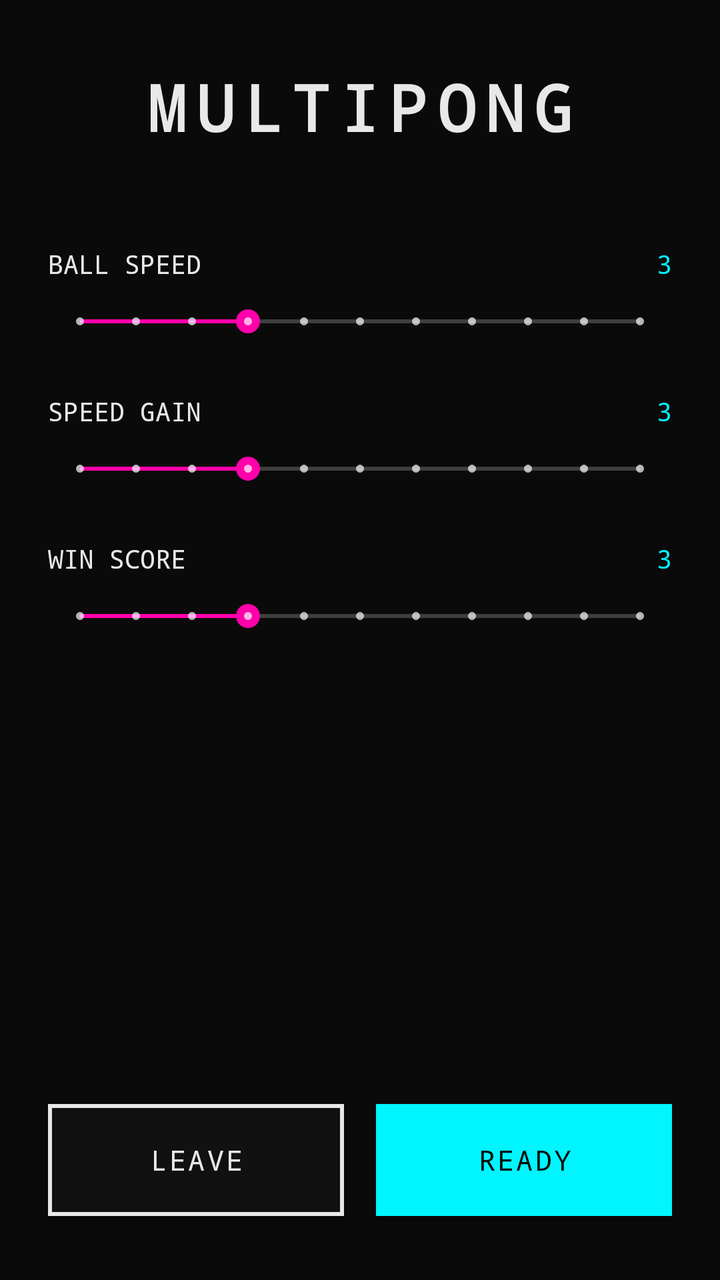
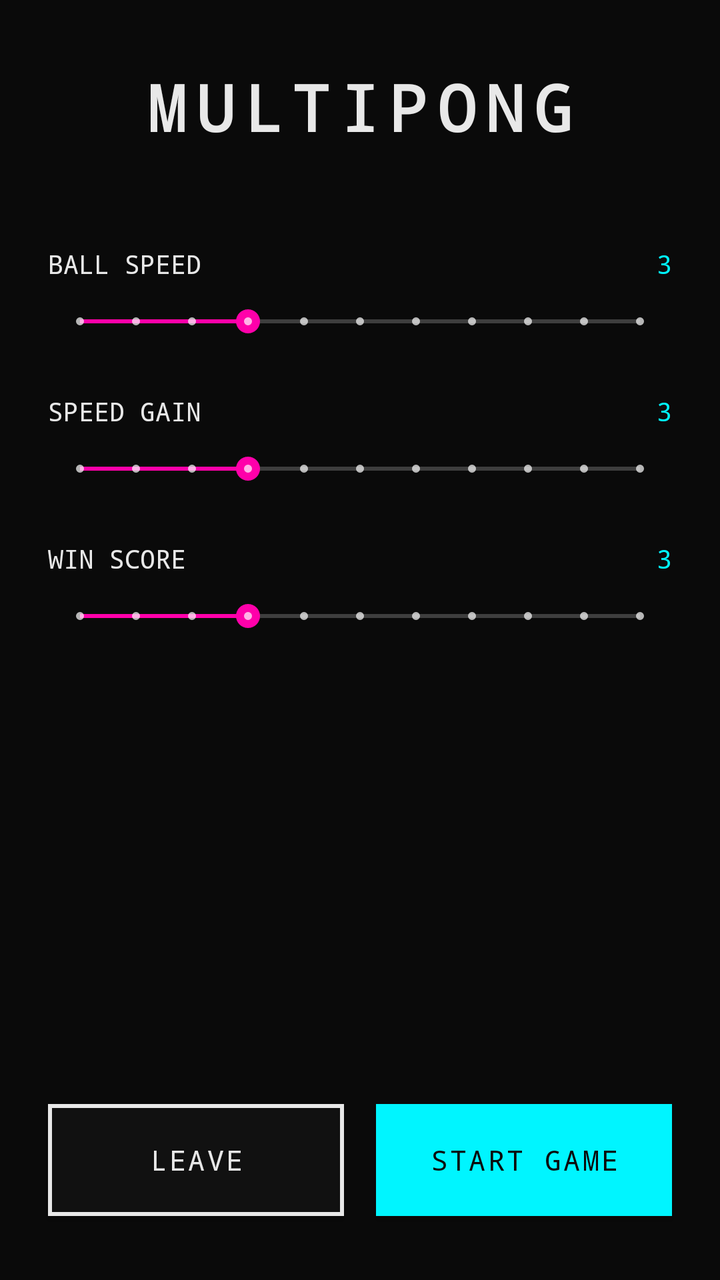

Before-and-after screenshots of an Android layout around one commit, followed by the original layout XML and the change that was made.
<!-- AndroidManifest.xml: application theme AppTheme -->
<!-- res/layout/client_lobby.xml -->
<?xml version="1.0" encoding="utf-8"?>
<androidx.constraintlayout.widget.ConstraintLayout
    xmlns:android="http://schemas.android.com/apk/res/android"
    xmlns:app="http://schemas.android.com/apk/res-auto"
    android:layout_width="match_parent"
    android:layout_height="match_parent"
    android:background="@color/bg_black">

    <TextView
        android:id="@+id/Lobby_Textview_Title"
        android:layout_width="wrap_content"
        android:layout_height="wrap_content"
        android:layout_marginTop="32dp"
        android:fontFamily="monospace"
        android:letterSpacing="0.15"
        android:text="@string/lobby_title"
        android:textColor="@color/pixel_white"
        android:textSize="32sp"
        android:textStyle="bold"
        app:layout_constraintEnd_toEndOf="parent"
        app:layout_constraintStart_toStartOf="parent"
        app:layout_constraintTop_toTopOf="parent" />

    

    <TextView
        android:id="@+id/Lobby_TextView_StartVelocity"
        android:layout_width="wrap_content"
        android:layout_height="wrap_content"
        android:layout_marginStart="24dp"
        android:layout_marginTop="48dp"
        android:text="@string/label_ball_speed"
        android:textColor="@color/pixel_white"
        android:textSize="13sp"
        app:layout_constraintStart_toStartOf="parent"
        app:layout_constraintTop_toBottomOf="@+id/Lobby_Textview_Title" />

    <TextView
        android:id="@+id/Lobby_TV_SpeedVal"
        android:layout_width="wrap_content"
        android:layout_height="wrap_content"
        android:layout_marginEnd="24dp"
        android:text="3"
        android:textColor="@color/neon_cyan"
        android:textSize="13sp"
        app:layout_constraintEnd_toEndOf="parent"
        app:layout_constraintTop_toTopOf="@+id/Lobby_TextView_StartVelocity" />

    <SeekBar
        android:id="@+id/Lobby_SeekBar_StartVelocity"
        style="@style/Widget.AppCompat.SeekBar.Discrete"
        android:layout_width="0dp"
        android:layout_height="32dp"
        android:layout_marginStart="24dp"
        android:layout_marginTop="4dp"
        android:layout_marginEnd="24dp"
        android:max="10"
        android:progress="3"
        app:layout_constraintEnd_toEndOf="parent"
        app:layout_constraintStart_toStartOf="parent"
        app:layout_constraintTop_toBottomOf="@+id/Lobby_TextView_StartVelocity" />

    <TextView
        android:id="@+id/lobby_TextView_VelocityGain"
        android:layout_width="wrap_content"
        android:layout_height="wrap_content"
        android:layout_marginStart="24dp"
        android:layout_marginTop="20dp"
        android:text="@string/label_speed_gain"
        android:textColor="@color/pixel_white"
        android:textSize="13sp"
        app:layout_constraintStart_toStartOf="parent"
        app:layout_constraintTop_toBottomOf="@+id/Lobby_SeekBar_StartVelocity" />

    <TextView
        android:id="@+id/Lobby_TV_GainVal"
        android:layout_width="wrap_content"
        android:layout_height="wrap_content"
        android:layout_marginEnd="24dp"
        android:text="3"
        android:textColor="@color/neon_cyan"
        android:textSize="13sp"
        app:layout_constraintEnd_toEndOf="parent"
        app:layout_constraintTop_toTopOf="@+id/lobby_TextView_VelocityGain" />

    <SeekBar
        android:id="@+id/Lobby_SeekBar_VelocityGain"
        style="@style/Widget.AppCompat.SeekBar.Discrete"
        android:layout_width="0dp"
        android:layout_height="32dp"
        android:layout_marginStart="24dp"
        android:layout_marginTop="4dp"
        android:layout_marginEnd="24dp"
        android:max="10"
        android:progress="3"
        app:layout_constraintEnd_toEndOf="parent"
        app:layout_constraintStart_toStartOf="parent"
        app:layout_constraintTop_toBottomOf="@+id/lobby_TextView_VelocityGain" />

    <TextView
        android:id="@+id/lobby_TextView_EndPoints"
        android:layout_width="wrap_content"
        android:layout_height="wrap_content"
        android:layout_marginStart="24dp"
        android:layout_marginTop="20dp"
        android:text="@string/label_win_score"
        android:textColor="@color/pixel_white"
        android:textSize="13sp"
        app:layout_constraintStart_toStartOf="parent"
        app:layout_constraintTop_toBottomOf="@+id/Lobby_SeekBar_VelocityGain" />

    <TextView
        android:id="@+id/Lobby_TV_PointsVal"
        android:layout_width="wrap_content"
        android:layout_height="wrap_content"
        android:layout_marginEnd="24dp"
        android:text="3"
        android:textColor="@color/neon_cyan"
        android:textSize="13sp"
        app:layout_constraintEnd_toEndOf="parent"
        app:layout_constraintTop_toTopOf="@+id/lobby_TextView_EndPoints" />

    <SeekBar
        android:id="@+id/Lobby_SeekBar_EndPoints"
        style="@style/Widget.AppCompat.SeekBar.Discrete"
        android:layout_width="0dp"
        android:layout_height="32dp"
        android:layout_marginStart="24dp"
        android:layout_marginTop="4dp"
        android:layout_marginEnd="24dp"
        android:max="10"
        android:progress="3"
        app:layout_constraintEnd_toEndOf="parent"
        app:layout_constraintStart_toStartOf="parent"
        app:layout_constraintTop_toBottomOf="@+id/lobby_TextView_EndPoints" />

    

    <Button
        android:id="@+id/Lobby_BTN_Disonnect"
        android:layout_width="0dp"
        android:layout_height="56dp"
        android:layout_marginStart="24dp"
        android:layout_marginEnd="8dp"
        android:layout_marginBottom="32dp"
        android:text="@string/btn_leave"
        app:layout_constraintBottom_toBottomOf="parent"
        app:layout_constraintEnd_toStartOf="@+id/Lobby_Switch_Ready"
        app:layout_constraintStart_toStartOf="parent" />

    <Button
        android:id="@+id/Lobby_Switch_Ready"
        android:layout_width="0dp"
        android:layout_height="56dp"
        android:layout_marginStart="8dp"
        android:layout_marginEnd="24dp"
        android:layout_marginBottom="32dp"
        android:text="@string/btn_ready"
        android:textColor="@color/bg_black"
        android:backgroundTint="@color/neon_cyan"
        app:layout_constraintBottom_toBottomOf="parent"
        app:layout_constraintEnd_toEndOf="parent"
        app:layout_constraintStart_toEndOf="@+id/Lobby_BTN_Disonnect" />

</androidx.constraintlayout.widget.ConstraintLayout>
<!-- resources referenced by this layout -->
<resources>
  <color name="bg_black">#0A0A0A</color>
  <color name="neon_cyan">#00F5FF</color>
  <color name="pixel_white">#E8E8E8</color>
  <string name="btn_leave">LEAVE</string>
  <string name="btn_ready">READY</string>
  <string name="label_ball_speed">BALL SPEED</string>
  <string name="label_speed_gain">SPEED GAIN</string>
  <string name="label_win_score">WIN SCORE</string>
  <string name="lobby_title">MULTIPONG</string>
  <style name="AppTheme" parent="Theme.AppCompat.NoActionBar">
          <item name="colorPrimary">@color/neon_cyan</item>
          <item name="colorPrimaryDark">@color/bg_black</item>
          <item name="colorAccent">@color/neon_magenta</item>
          <item name="android:windowBackground">@color/bg_black</item>
          <item name="android:textColor">@color/pixel_white</item>
          <item name="android:fontFamily">monospace</item>
          <item name="buttonStyle">@style/RetroButton</item>
      </style>
  <color name="neon_magenta">#FF00AA</color>
  <style name="RetroButton" parent="Widget.AppCompat.Button">
          <item name="android:fontFamily">monospace</item>
          <item name="android:textColor">@color/pixel_white</item>
          <item name="android:textAllCaps">true</item>
          <item name="android:letterSpacing">0.08</item>
          <item name="android:background">@drawable/btn_retro</item>
          <item name="android:paddingStart">20dp</item>
          <item name="android:paddingEnd">20dp</item>
          <item name="android:paddingTop">12dp</item>
          <item name="android:paddingBottom">12dp</item>
      </style>
  <!-- drawable btn_retro (drawable) -->
  <?xml version="1.0" encoding="utf-8"?>
  <selector xmlns:android="http://schemas.android.com/apk/res/android">
  
      
      <item android:state_pressed="true">
          <shape>
              <solid android:color="#00F5FF" />
          </shape>
      </item>
  
      
      <item android:state_focused="true">
          <shape>
              <solid android:color="#111111" />
              <stroke android:width="2dp" android:color="#00F5FF" />
          </shape>
      </item>
  
      
      <item>
          <shape>
              <solid android:color="#111111" />
              <stroke android:width="2dp" android:color="#E8E8E8" />
          </shape>
      </item>
  
  </selector>
</resources>

<!-- the commit's change to res/layout/client_lobby.xml (unified diff, before → after) -->
@@ -155,7 +155,7 @@
         android:layout_marginStart="8dp"
         android:layout_marginEnd="24dp"
         android:layout_marginBottom="32dp"
-        android:text="@string/btn_ready"
+        android:text="@string/btn_start_game"
         android:textColor="@color/bg_black"
         android:backgroundTint="@color/neon_cyan"
         app:layout_constraintBottom_toBottomOf="parent"
<!-- resource entries referenced after the edit -->
@@ -4,7 +4,7 @@
   <color name="neon_cyan">#00F5FF</color>
   <color name="pixel_white">#E8E8E8</color>
   <string name="btn_leave">LEAVE</string>
-  <string name="btn_ready">READY</string>
+  <string name="btn_start_game">START GAME</string>
   <string name="label_ball_speed">BALL SPEED</string>
   <string name="label_speed_gain">SPEED GAIN</string>
   <string name="label_win_score">WIN SCORE</string>
